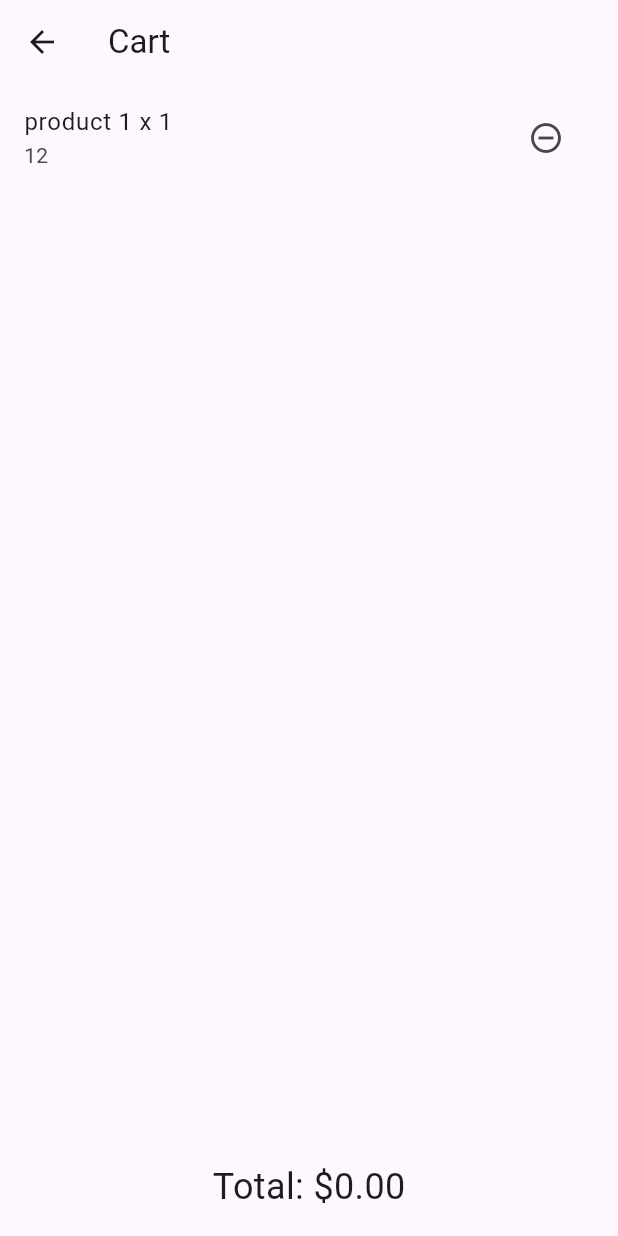
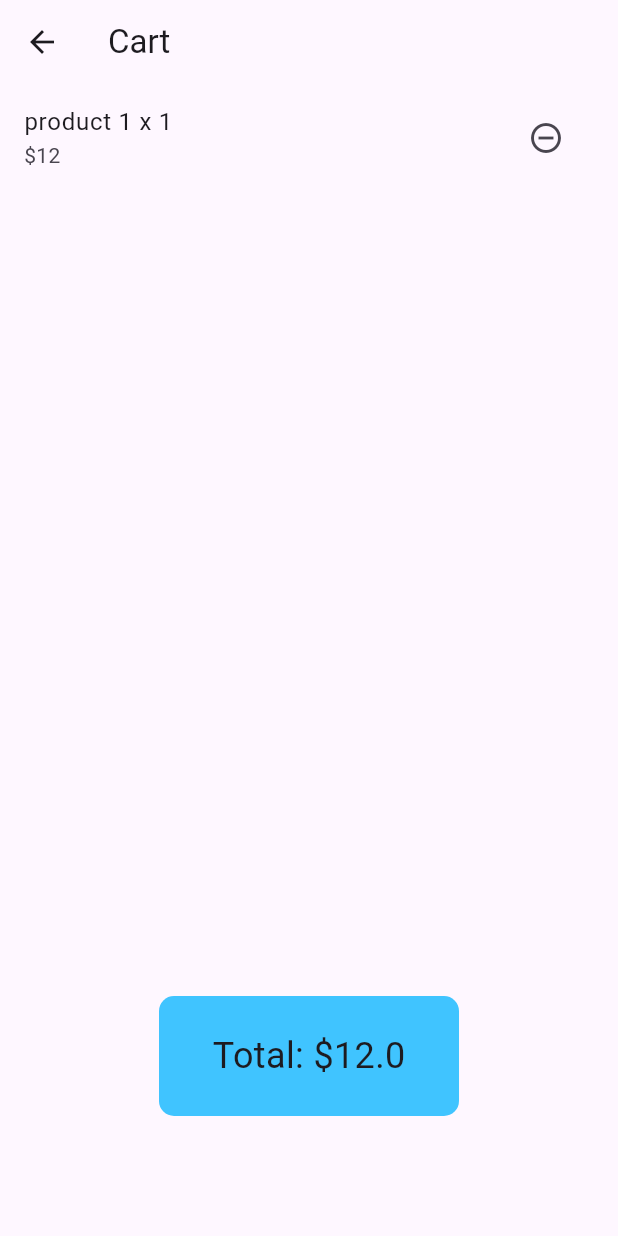
Before and after one commit to MuhtasimMahmud/getx_api_integration_practice, a Flutter app: the screen it shows after launch, after a tap on the "add" icon, after a tap on "Check Out", on a phone screen of 412 x 824 dp. Run offline on Flutter 3.47's test engine with Material 3 defaults, Android fonts, the light colour scheme and no system bars; our stand-ins replace get.

Commit message:
cart controller updated

```diff
--- a/lib/app/modules/product/controllers/cart_controller.dart
+++ b/lib/app/modules/product/controllers/cart_controller.dart
@@ -15,26 +15,29 @@ class CartController extends GetxController {
     return -1;
   }
 
-  void addToCart(ProductModel product) {
+  // void addToCart(ProductModel product) {
+  //   cartItems.add(product);
+  //   totalAmount = (totalAmount.value + product.price.value) as RxDouble;
+  // }
+
+  void removeFromCart(ProductModel product) {
     int indexOfTheItem = existInTheCart(product);
-
     if (indexOfTheItem != -1) {
-      cartItems[indexOfTheItem].quantity + 1;
-    } else {
-      cartItems.add(product);
+      cartItems[indexOfTheItem].quantity.value--;
+      if (cartItems[indexOfTheItem].quantity.value == 0) {
+        cartItems.remove(product);
+      }
+      totalAmount = (totalAmount.value - product.price.value) as RxDouble;
     }
   }
 
-  void removeFromCart(ProductModel product) {
-    int indexIfExists = existInTheCart(product);
-
-    if (indexIfExists != -1) {
-      cartItems[indexIfExists].quantity - 1;
-      if (cartItems[indexIfExists].quantity.value == 0) {
-        cartItems.remove(cartItems[indexIfExists]);
+  void calculateTotal(List<ProductModel> products) {
+    for (int i = 0; i < products.length; i++) {
+      if (products[i].quantity > 0) {
+        cartItems.add(products[i]);
+        totalAmount.value = totalAmount.value +
+            (products[i].price * products[i].quantity.value);
       }
     }
   }
-
-  void calculateTotal() {}
 }
--- a/lib/app/modules/product/views/cart_view.dart
+++ b/lib/app/modules/product/views/cart_view.dart
@@ -25,7 +25,7 @@ class CartView extends StatelessWidget {
                 return ListTile(
                   title: Text('${item.name} x ${item.quantity.value}'),
                   subtitle: Obx(() {
-                    return Text('${item.price * item.quantity.value}');
+                    return Text('\$${item.price * item.quantity.value}');
                   }),
                   trailing: IconButton(
                     icon: Icon(Icons.remove_circle_outline),
@@ -38,11 +38,20 @@ class CartView extends StatelessWidget {
             );
           })),
           Obx(() {
-            return Padding(
-              padding: EdgeInsets.all(16.00),
-              child: Text(
-                'Total: \$${cartController.totalAmount.value.toStringAsFixed(2)}',
-                style: TextStyle(fontSize: 24),
+            return Container(
+              margin: EdgeInsets.only(bottom: 80),
+              width: 200,
+              height: 80,
+              alignment: Alignment.center,
+              decoration: BoxDecoration(
+                  color: Colors.lightBlueAccent,
+                  borderRadius: BorderRadius.circular(10)),
+              child: Padding(
+                padding: EdgeInsets.all(16.00),
+                child: Text(
+                  'Total: \$${cartController.totalAmount.value}',
+                  style: TextStyle(fontSize: 24),
+                ),
               ),
             );
           })
--- a/lib/app/modules/product/views/product_view.dart
+++ b/lib/app/modules/product/views/product_view.dart
@@ -72,7 +72,6 @@ class ProductView extends StatelessWidget {
                                       if (product.quantity > 0) {
                                         product.quantity.value =
                                             (product.quantity - 1).value;
-                                        cartController.removeFromCart(product);
                                       } else {
                                         product.quantity.value = 0;
                                       }
@@ -93,7 +92,6 @@ class ProductView extends StatelessWidget {
                                     onPressed: () {
                                       product.quantity.value =
                                           (product.quantity + 1).value;
-                                      cartController.addToCart(product);
                                     },
                                     icon: Icon(Icons.add)),
                               ],
@@ -122,6 +120,7 @@ class ProductView extends StatelessWidget {
                   ),
                 ),
                 onPressed: () {
+                  cartController.calculateTotal(controller.products);
                   Get.toNamed('/cart_view', arguments: controller.products);
                 },
                 child: Text(
```
